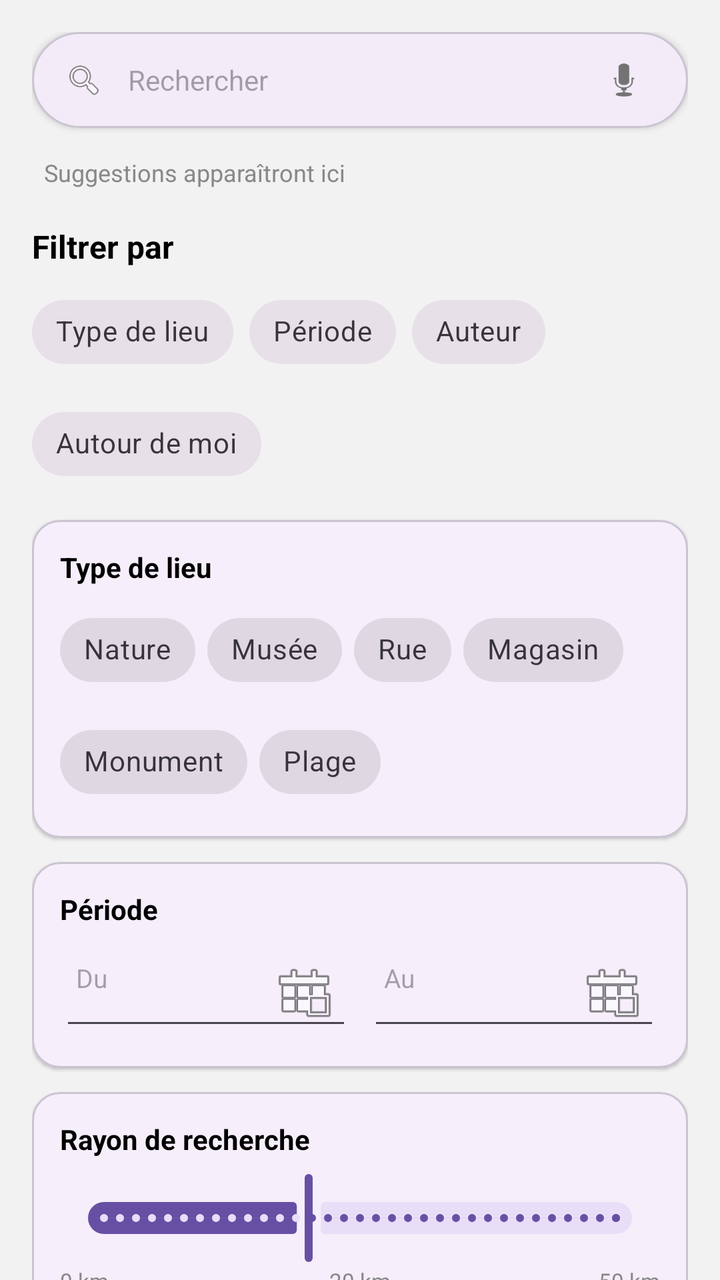
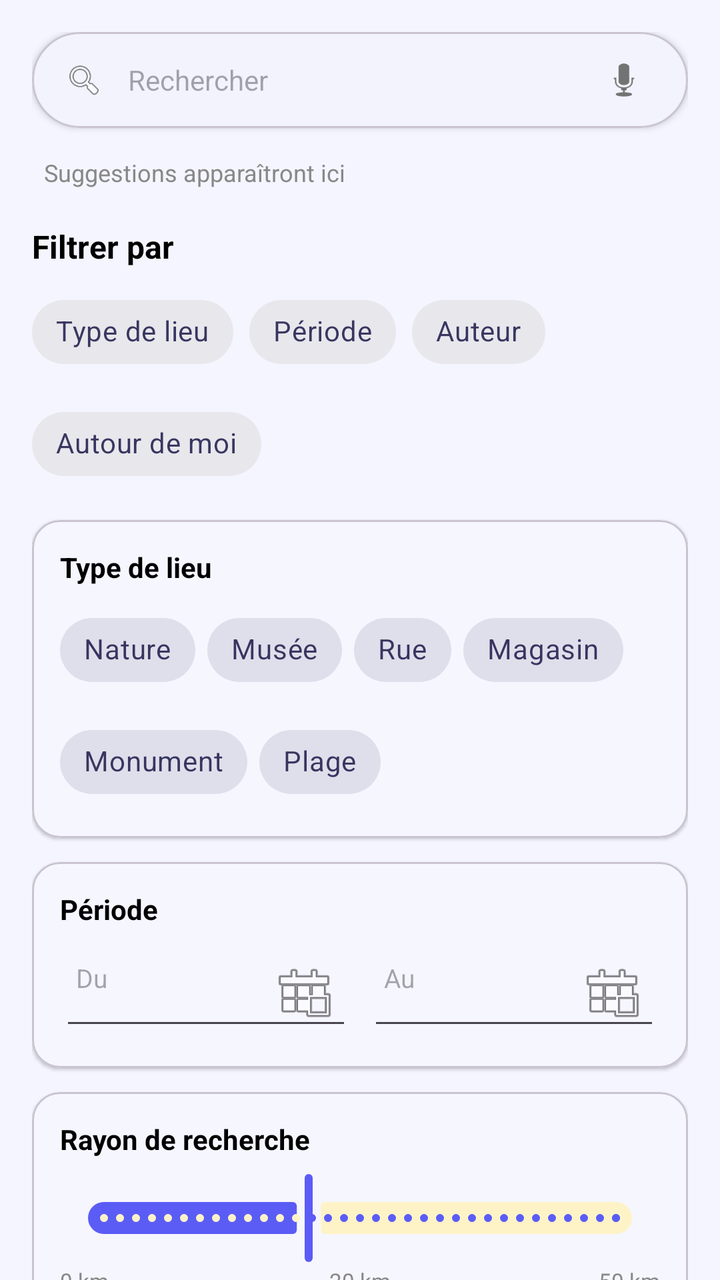

Screens rendered from an Android XML layout before and after an edit, with the pre-edit source and the edit as a unified diff.
<!-- AndroidManifest.xml: application theme Theme.Traveling -->
<!-- res/layout/fragment_search_filter.xml -->
<?xml version="1.0" encoding="utf-8"?>
<androidx.core.widget.NestedScrollView xmlns:android="http://schemas.android.com/apk/res/android"
    xmlns:app="http://schemas.android.com/apk/res-auto"
    android:layout_width="match_parent"
    android:layout_height="match_parent"
    android:background="#F2F2F2">

    <LinearLayout
        android:layout_width="match_parent"
        android:layout_height="wrap_content"
        android:orientation="vertical"
        android:padding="16dp">

        
        <com.google.android.material.card.MaterialCardView
            android:layout_width="match_parent"
            android:layout_height="48dp"
            app:cardCornerRadius="24dp"
            app:cardElevation="2dp">

            <LinearLayout
                android:layout_width="match_parent"
                android:layout_height="match_parent"
                android:orientation="horizontal"
                android:gravity="center_vertical"
                android:paddingHorizontal="16dp">

                <ImageView
                    android:layout_width="20dp"
                    android:layout_height="20dp"
                    android:src="@android:drawable/ic_menu_search"
                    android:contentDescription="@null" />

                <EditText
                    android:id="@+id/filter_search_input"
                    android:layout_width="0dp"
                    android:layout_height="match_parent"
                    android:layout_weight="1"
                    android:layout_marginStart="12dp"
                    android:background="@null"
                    android:hint="Rechercher"
                    android:textSize="14sp"
                    android:imeOptions="actionSearch"
                    android:inputType="text" />

                <ImageView
                    android:id="@+id/btn_voice_search"
                    android:layout_width="32dp"
                    android:layout_height="32dp"
                    android:padding="4dp"
                    android:src="@android:drawable/ic_btn_speak_now"
                    android:contentDescription="Recherche vocale"
                    android:clickable="true"
                    android:focusable="true"
                    android:background="?attr/selectableItemBackgroundBorderless" />
            </LinearLayout>
        </com.google.android.material.card.MaterialCardView>

        
        <LinearLayout
            android:layout_width="match_parent"
            android:layout_height="wrap_content"
            android:orientation="vertical"
            android:layout_marginTop="8dp">

            <TextView
                android:layout_width="match_parent"
                android:layout_height="wrap_content"
                android:text="Suggestions apparaîtront ici"
                android:textColor="#888888"
                android:textSize="12sp"
                android:padding="6dp" />
        </LinearLayout>

        
        <TextView
            android:layout_width="wrap_content"
            android:layout_height="wrap_content"
            android:layout_marginTop="12dp"
            android:text="Filtrer par"
            android:textColor="@android:color/black"
            android:textSize="16sp"
            android:textStyle="bold" />

        <com.google.android.material.chip.ChipGroup
            android:id="@+id/chip_group_filters"
            android:layout_width="match_parent"
            android:layout_height="wrap_content"
            android:layout_marginTop="8dp"
            app:singleLine="false"
            app:chipSpacingHorizontal="8dp">

            <com.google.android.material.chip.Chip
                android:id="@+id/chip_type"
                style="@style/Widget.MaterialComponents.Chip.Choice"
                android:layout_width="wrap_content"
                android:layout_height="wrap_content"
                android:checkable="true"
                android:text="Type de lieu" />

            <com.google.android.material.chip.Chip
                android:id="@+id/chip_period"
                style="@style/Widget.MaterialComponents.Chip.Choice"
                android:layout_width="wrap_content"
                android:layout_height="wrap_content"
                android:checkable="true"
                android:text="Période" />

            <com.google.android.material.chip.Chip
                android:id="@+id/chip_author"
                style="@style/Widget.MaterialComponents.Chip.Choice"
                android:layout_width="wrap_content"
                android:layout_height="wrap_content"
                android:checkable="true"
                android:text="Auteur" />

            <com.google.android.material.chip.Chip
                android:id="@+id/chip_around"
                style="@style/Widget.MaterialComponents.Chip.Choice"
                android:layout_width="wrap_content"
                android:layout_height="wrap_content"
                android:checkable="true"
                android:text="Autour de moi" />
        </com.google.android.material.chip.ChipGroup>

        
        <com.google.android.material.card.MaterialCardView
            android:layout_width="match_parent"
            android:layout_height="wrap_content"
            android:layout_marginTop="14dp"
            app:cardCornerRadius="14dp"
            app:cardElevation="1dp">

            <LinearLayout
                android:layout_width="match_parent"
                android:layout_height="wrap_content"
                android:orientation="vertical"
                android:padding="14dp">

                <TextView
                    android:layout_width="wrap_content"
                    android:layout_height="wrap_content"
                    android:text="Type de lieu"
                    android:textColor="@android:color/black"
                    android:textSize="14sp"
                    android:textStyle="bold" />

                <com.google.android.material.chip.ChipGroup
                    android:id="@+id/chip_group_types"
                    android:layout_width="match_parent"
                    android:layout_height="wrap_content"
                    android:layout_marginTop="8dp"
                    app:chipSpacingHorizontal="6dp">

                    <com.google.android.material.chip.Chip
                        style="@style/Widget.MaterialComponents.Chip.Filter"
                        android:layout_width="wrap_content"
                        android:layout_height="wrap_content"
                        android:text="Nature" />

                    <com.google.android.material.chip.Chip
                        style="@style/Widget.MaterialComponents.Chip.Filter"
                        android:layout_width="wrap_content"
                        android:layout_height="wrap_content"
                        android:text="Musée" />

                    <com.google.android.material.chip.Chip
                        style="@style/Widget.MaterialComponents.Chip.Filter"
                        android:layout_width="wrap_content"
                        android:layout_height="wrap_content"
                        android:text="Rue" />

                    <com.google.android.material.chip.Chip
                        style="@style/Widget.MaterialComponents.Chip.Filter"
                        android:layout_width="wrap_content"
                        android:layout_height="wrap_content"
                        android:text="Magasin" />

                    <com.google.android.material.chip.Chip
                        style="@style/Widget.MaterialComponents.Chip.Filter"
                        android:layout_width="wrap_content"
                        android:layout_height="wrap_content"
                        android:text="Monument" />

                    <com.google.android.material.chip.Chip
                        style="@style/Widget.MaterialComponents.Chip.Filter"
                        android:layout_width="wrap_content"
                        android:layout_height="wrap_content"
                        android:text="Plage" />
                </com.google.android.material.chip.ChipGroup>
            </LinearLayout>
        </com.google.android.material.card.MaterialCardView>

        
        <com.google.android.material.card.MaterialCardView
            android:layout_width="match_parent"
            android:layout_height="wrap_content"
            android:layout_marginTop="12dp"
            app:cardCornerRadius="14dp"
            app:cardElevation="1dp">

            <LinearLayout
                android:layout_width="match_parent"
                android:layout_height="wrap_content"
                android:orientation="vertical"
                android:padding="14dp">

                <TextView
                    android:layout_width="wrap_content"
                    android:layout_height="wrap_content"
                    android:text="Période"
                    android:textColor="@android:color/black"
                    android:textSize="14sp"
                    android:textStyle="bold" />

                <LinearLayout
                    android:layout_width="match_parent"
                    android:layout_height="wrap_content"
                    android:orientation="horizontal"
                    android:layout_marginTop="8dp">

                    <TextView
                        android:id="@+id/period_from"
                        android:layout_width="0dp"
                        android:layout_height="wrap_content"
                        android:layout_weight="1"
                        android:hint="Du"
                        android:textSize="13sp"
                        android:clickable="true"
                        android:focusable="true"
                        android:padding="8dp"
                        android:drawableEnd="@android:drawable/ic_menu_today"
                        android:drawablePadding="6dp"
                        android:background="?android:attr/editTextBackground" />

                    <TextView
                        android:id="@+id/period_to"
                        android:layout_width="0dp"
                        android:layout_height="wrap_content"
                        android:layout_weight="1"
                        android:layout_marginStart="8dp"
                        android:hint="Au"
                        android:textSize="13sp"
                        android:clickable="true"
                        android:focusable="true"
                        android:padding="8dp"
                        android:drawableEnd="@android:drawable/ic_menu_today"
                        android:drawablePadding="6dp"
                        android:background="?android:attr/editTextBackground" />
                </LinearLayout>
            </LinearLayout>
        </com.google.android.material.card.MaterialCardView>

        
        <com.google.android.material.card.MaterialCardView
            android:layout_width="match_parent"
            android:layout_height="wrap_content"
            android:layout_marginTop="12dp"
            app:cardCornerRadius="14dp"
            app:cardElevation="1dp">

            <LinearLayout
                android:layout_width="match_parent"
                android:layout_height="wrap_content"
                android:orientation="vertical"
                android:padding="14dp">

                <TextView
                    android:layout_width="wrap_content"
                    android:layout_height="wrap_content"
                    android:text="Rayon de recherche"
                    android:textColor="@android:color/black"
                    android:textSize="14sp"
                    android:textStyle="bold" />

                <com.google.android.material.slider.Slider
                    android:id="@+id/slider_radius"
                    android:layout_width="match_parent"
                    android:layout_height="wrap_content"
                    android:layout_marginTop="6dp"
                    android:valueFrom="0"
                    android:valueTo="50"
                    android:stepSize="1"
                    android:value="20" />

                <LinearLayout
                    android:layout_width="match_parent"
                    android:layout_height="wrap_content"
                    android:orientation="horizontal">

                    <TextView
                        android:layout_width="0dp"
                        android:layout_height="wrap_content"
                        android:layout_weight="1"
                        android:text="0 km"
                        android:textSize="11sp"
                        android:textColor="#888888" />

                    <TextView
                        android:id="@+id/radius_value"
                        android:layout_width="wrap_content"
                        android:layout_height="wrap_content"
                        android:text="20 km"
                        android:textSize="11sp"
                        android:textColor="#888888" />

                    <TextView
                        android:layout_width="0dp"
                        android:layout_height="wrap_content"
                        android:layout_weight="1"
                        android:gravity="end"
                        android:text="50 km"
                        android:textSize="11sp"
                        android:textColor="#888888" />
                </LinearLayout>
            </LinearLayout>
        </com.google.android.material.card.MaterialCardView>

        
        <com.google.android.material.card.MaterialCardView
            android:layout_width="match_parent"
            android:layout_height="wrap_content"
            android:layout_marginTop="12dp"
            app:cardCornerRadius="14dp"
            app:cardElevation="1dp">

            <LinearLayout
                android:layout_width="match_parent"
                android:layout_height="wrap_content"
                android:orientation="vertical"
                android:padding="14dp">

                <TextView
                    android:layout_width="wrap_content"
                    android:layout_height="wrap_content"
                    android:text="Auteur"
                    android:textColor="@android:color/black"
                    android:textSize="14sp"
                    android:textStyle="bold" />

                <EditText
                    android:id="@+id/author_input"
                    android:layout_width="match_parent"
                    android:layout_height="wrap_content"
                    android:layout_marginTop="6dp"
                    android:hint="Nom d'utilisateur..."
                    android:drawableStart="@android:drawable/ic_menu_myplaces"
                    android:drawablePadding="8dp"
                    android:textSize="13sp"
                    android:inputType="text" />
            </LinearLayout>
        </com.google.android.material.card.MaterialCardView>

        <LinearLayout
            android:layout_width="match_parent"
            android:layout_height="wrap_content"
            android:orientation="horizontal"
            android:layout_marginTop="20dp">

            <com.google.android.material.button.MaterialButton
                android:id="@+id/btn_reset_filters"
                style="@style/Widget.MaterialComponents.Button.OutlinedButton"
                android:layout_width="0dp"
                android:layout_height="wrap_content"
                android:layout_weight="1"
                android:layout_marginEnd="8dp"
                android:text="Réinitialiser"
                android:textAllCaps="false"
                app:cornerRadius="24dp"
                android:padding="14dp" />

            <com.google.android.material.button.MaterialButton
                android:id="@+id/btn_apply_filters"
                android:layout_width="0dp"
                android:layout_height="wrap_content"
                android:layout_weight="1"
                android:text="Appliquer"
                android:textAllCaps="false"
                app:cornerRadius="24dp"
                android:padding="14dp" />
        </LinearLayout>
    </LinearLayout>
</androidx.core.widget.NestedScrollView>
<!-- resources referenced by this layout -->
<resources>
  <style name="Theme.Traveling" parent="Base.Theme.Traveling" />
  <style name="Base.Theme.Traveling" parent="Theme.Material3.DayNight.NoActionBar">
          
          
      </style>
</resources>

<!-- the commit's change to res/layout/fragment_search_filter.xml (unified diff, before → after) -->
@@ -3,7 +3,7 @@
     xmlns:app="http://schemas.android.com/apk/res-auto"
     android:layout_width="match_parent"
     android:layout_height="match_parent"
-    android:background="#F2F2F2">
+    android:background="@color/colorBackground">
 
     <LinearLayout
         android:layout_width="match_parent"
<!-- resource entries referenced after the edit -->
@@ -1,9 +1,36 @@
 <!-- resources referenced by this layout -->
 <resources>
+  <color name="colorBackground">#F5F5FF</color>
   <style name="Theme.Traveling" parent="Base.Theme.Traveling" />
   <style name="Base.Theme.Traveling" parent="Theme.Material3.DayNight.NoActionBar">
-          
-          
+          <item name="colorPrimary">@color/colorPrimary</item>
+          <item name="colorOnPrimary">@color/white</item>
+          <item name="colorPrimaryContainer">@color/colorPrimaryLight</item>
+          <item name="colorOnPrimaryContainer">@color/colorPrimaryDark</item>
+          <item name="colorSecondary">@color/colorSecondary</item>
+          <item name="colorOnSecondary">@color/white</item>
+          <item name="colorSecondaryContainer">@color/colorAccentLight</item>
+          <item name="colorOnSecondaryContainer">@color/colorAccentDark</item>
+          <item name="android:colorBackground">@color/colorBackground</item>
+          <item name="colorSurface">@color/colorSurface</item>
+          <item name="colorOnSurface">@color/colorTextPrimary</item>
+          <item name="colorOnSurfaceVariant">@color/colorTextSecondary</item>
+          <item name="colorError">@color/colorError</item>
+          <item name="colorOutline">@color/colorDivider</item>
+          <item name="android:statusBarColor">@color/colorPrimaryDark</item>
+          <item name="android:navigationBarColor">@color/colorSurface</item>
       </style>
+  <color name="colorPrimary">#5B5CF6</color>
+  <color name="white">#FFFFFFFF</color>
+  <color name="colorPrimaryLight">#EEF2FF</color>
+  <color name="colorPrimaryDark">#4338CA</color>
+  <color name="colorSecondary">#F59E0B</color>
+  <color name="colorAccentLight">#FEF3C7</color>
+  <color name="colorAccentDark">#D97706</color>
+  <color name="colorSurface">#FFFFFF</color>
+  <color name="colorTextPrimary">#1E1B4B</color>
+  <color name="colorTextSecondary">#6B7280</color>
+  <color name="colorError">#EF4444</color>
+  <color name="colorDivider">#E5E7EB</color>
 </resources>
 
